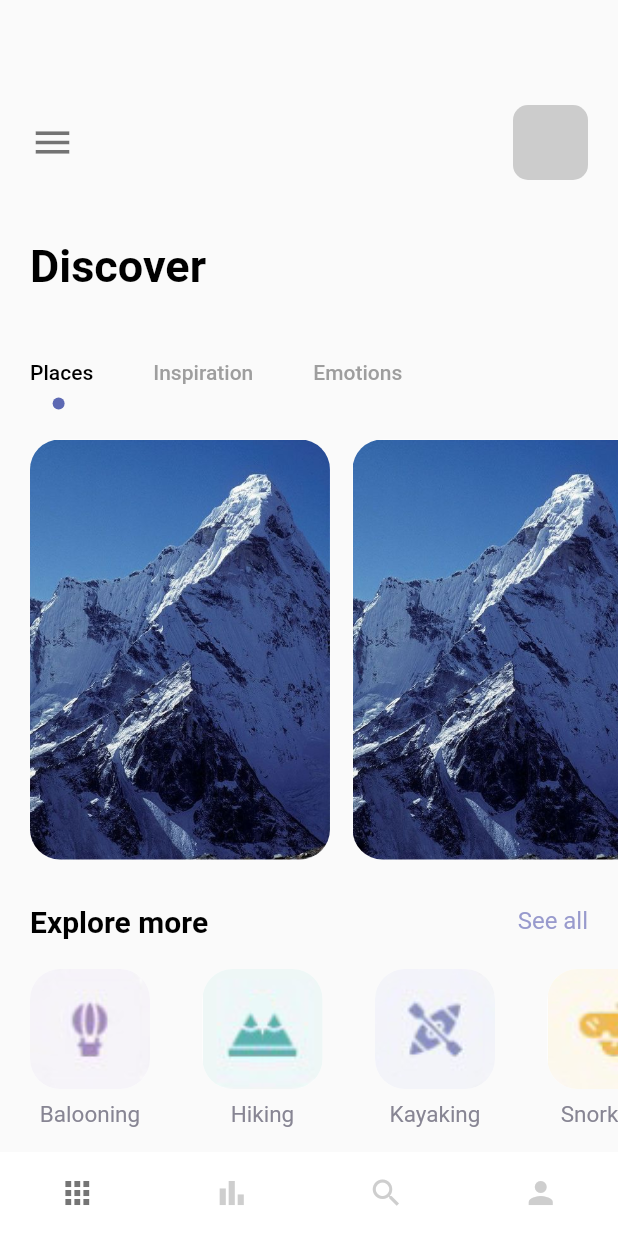
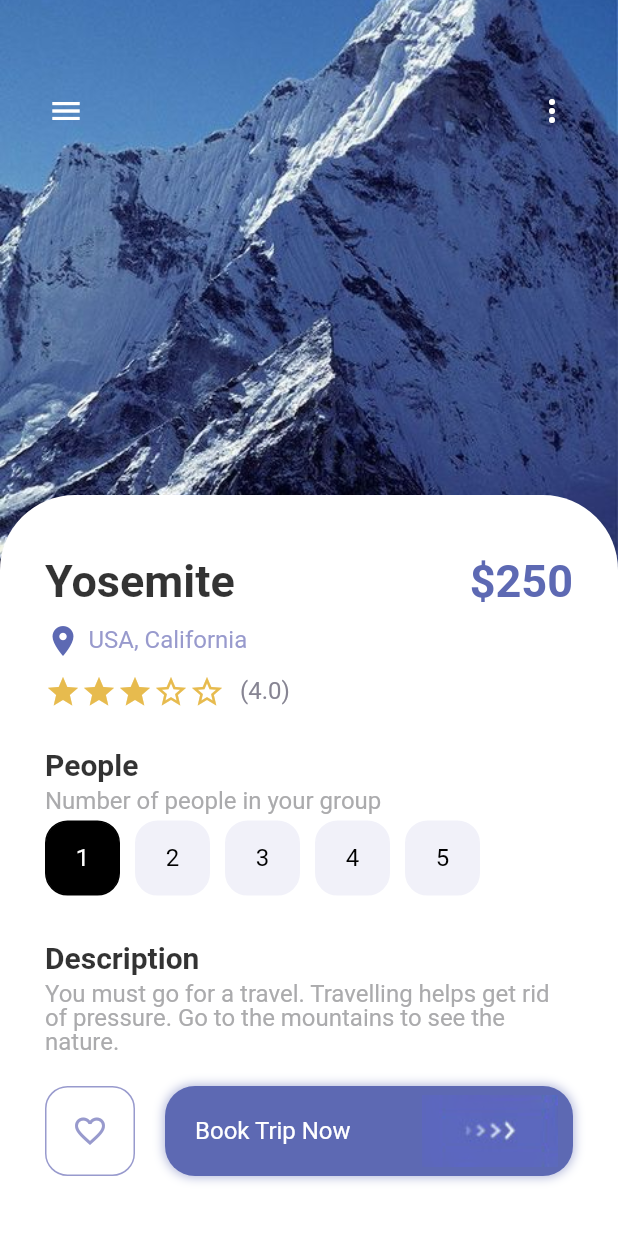
Before and after one commit to lazarobodevan/Travel-App, a Flutter app: the screen it shows after launch, on a phone screen of 412 x 824 dp. Run offline on Flutter 3.47's test engine with Material 2 defaults, Android fonts, the phone set to English and light mode, and no system bars.

Commit message:
Detail page done

```diff
--- a/lib/main.dart
+++ b/lib/main.dart
@@ -1,5 +1,6 @@
 import 'package:flutter/material.dart';
-import 'package:travel_app/pages/navpages/home_page.dart';
+import 'package:travel_app/pages/detail_page.dart';
+import 'package:travel_app/pages/home_page.dart';
 import 'package:travel_app/pages/welcome_page.dart';
 
 import 'pages/navpages/main_page.dart';
@@ -28,7 +29,7 @@ class MyApp extends StatelessWidget {
         // is not restarted.
         primarySwatch: Colors.blue,
       ),
-      home: const MainPage(),
+      home: const DetailPage(),
     );
   }
 }
--- /dev/null
+++ b/lib/pages/detail_page.dart
@@ -0,0 +1,191 @@
+import 'package:flutter/material.dart';
+import 'package:flutter/src/foundation/key.dart';
+import 'package:flutter/src/widgets/framework.dart';
+import 'package:travel_app/widgets/app_button.dart';
+import 'package:travel_app/widgets/app_large_text.dart';
+import 'package:travel_app/widgets/app_text.dart';
+import 'package:travel_app/widgets/responsive_button.dart';
+
+import '../misc/colors.dart';
+
+class DetailPage extends StatefulWidget {
+  const DetailPage({Key? key}) : super(key: key);
+
+  @override
+  State<DetailPage> createState() => _DetailPageState();
+}
+
+class _DetailPageState extends State<DetailPage> {
+  int gottenStars = 3;
+  int selectedIndex = 0;
+  @override
+  Widget build(BuildContext context) {
+    return Container(
+      width: double.maxFinite,
+      height: double.maxFinite,
+      child: Scaffold(
+          body: Stack(
+        children: [
+          Positioned(
+              left: 0,
+              right: 0,
+              child: Container(
+                width: double.maxFinite,
+                height: 390,
+                decoration: const BoxDecoration(
+                    image: DecorationImage(
+                        image: AssetImage("img/mountain.jpeg"),
+                        fit: BoxFit.cover)),
+              )),
+          Positioned(
+              child: Column(
+            mainAxisAlignment: MainAxisAlignment.start,
+            children: [
+              Container(
+                width: double.maxFinite,
+                margin: const EdgeInsets.only(top: 50, left: 20, right: 20),
+                child: Row(
+                  children: [
+                    IconButton(
+                      onPressed: () {},
+                      icon: Icon(Icons.menu),
+                      color: Colors.white,
+                    ),
+                    Expanded(child: Container()),
+                    IconButton(
+                      onPressed: () {},
+                      icon: Icon(Icons.more_vert),
+                      color: Colors.white,
+                    ),
+                  ],
+                ),
+              ),
+            ],
+          )),
+          Positioned(
+              top: 330,
+              child: Container(
+                padding: const EdgeInsets.only(left: 30, right: 30, top: 40),
+                width: MediaQuery.of(context).size.width,
+                height: MediaQuery.of(context).size.height,
+                decoration: const BoxDecoration(
+                    color: Colors.white,
+                    borderRadius: BorderRadius.only(
+                        topLeft: Radius.circular(50),
+                        topRight: Radius.circular(50))),
+                child: Column(
+                    crossAxisAlignment: CrossAxisAlignment.start,
+                    children: [
+                      Row(
+                        mainAxisAlignment: MainAxisAlignment.spaceBetween,
+                        children: [
+                          AppLargeText(
+                              text: "Yosemite",
+                              color: Colors.black54.withOpacity(0.8)),
+                          AppLargeText(
+                              text: "\$250", color: AppColors.mainColor)
+                        ],
+                      ),
+                      const SizedBox(height: 10),
+                      Row(
+                        children: [
+                          const Icon(Icons.location_on,
+                              color: AppColors.mainColor),
+                          const SizedBox(width: 5),
+                          AppText(
+                              text: "USA, California",
+                              color: AppColors.textColor1),
+                        ],
+                      ),
+                      const SizedBox(height: 10),
+                      Row(
+                        children: [
+                          Wrap(
+                            children: List.generate(5, (index) {
+                              return Icon(
+                                  index < gottenStars
+                                      ? Icons.star
+                                      : Icons.star_border,
+                                  color: AppColors.starColor);
+                            }),
+                          ),
+                          const SizedBox(width: 10),
+                          AppText(text: "(4.0)", color: AppColors.textColor2)
+                        ],
+                      ),
+                      const SizedBox(height: 25),
+                      AppLargeText(
+                        text: "People",
+                        color: Colors.black.withOpacity(0.8),
+                        size: 20,
+                      ),
+                      const SizedBox(height: 5),
+                      AppText(
+                        text: "Number of people in your group",
+                        color: AppColors.mainTextColor,
+                      ),
+                      const SizedBox(height: 5),
+                      Wrap(
+                        children: List.generate(5, (index) {
+                          return InkWell(
+                            onTap: () {
+                              setState(() {
+                                selectedIndex = index;
+                              });
+                            },
+                            child: Container(
+                              margin: const EdgeInsets.only(right: 10),
+                              child: AppButton(
+                                color: selectedIndex == index
+                                    ? Colors.white
+                                    : Colors.black,
+                                backgroundColor: selectedIndex == index
+                                    ? Colors.black
+                                    : AppColors.buttonBackground,
+                                borderColor: selectedIndex == index
+                                    ? Colors.black
+                                    : AppColors.buttonBackground,
+                                size: 50,
+                                text: (index + 1).toString(),
+                              ),
+                            ),
+                          );
+                        }),
+                      ),
+                      const SizedBox(height: 30),
+                      AppLargeText(
+                          text: "Description",
+                          color: Colors.black.withOpacity(0.8),
+                          size: 20),
+                      const SizedBox(height: 5),
+                      AppText(
+                          text:
+                              "You must go for a travel. Travelling helps get rid of pressure. Go to the mountains to see the nature.",
+                          color: AppColors.mainTextColor),
+                    ]),
+              )),
+          Positioned(
+              bottom: 40,
+              left: 30,
+              right: 30,
+              child: Row(
+                children: [
+                  AppButton(
+                    color: AppColors.textColor1,
+                    backgroundColor: Colors.white,
+                    borderColor: AppColors.textColor1,
+                    size: 60,
+                    isIcon: true,
+                    icon: Icons.favorite_border,
+                  ),
+                  const SizedBox(width: 20),
+                  ResponsiveButton(
+                    isResponsive: true,
+                  )
+                ],
+              ))
+        ],
+      )),
+    );
+  }
+}
--- a/lib/pages/navpages/main_page.dart
+++ b/lib/pages/navpages/main_page.dart
@@ -1,6 +1,6 @@
 import 'package:flutter/material.dart';
 import 'package:travel_app/pages/navpages/bar_item_page.dart';
-import 'package:travel_app/pages/navpages/home_page.dart';
+import 'package:travel_app/pages/home_page.dart';
 import 'package:travel_app/pages/navpages/my_page.dart';
 import 'package:travel_app/pages/navpages/search_page.dart';
 
--- /dev/null
+++ b/lib/widgets/app_button.dart
@@ -0,0 +1,47 @@
+import 'package:flutter/material.dart';
+import 'package:flutter/src/foundation/key.dart';
+import 'package:flutter/src/widgets/framework.dart';
+import 'package:travel_app/widgets/app_text.dart';
+
+import '../misc/colors.dart';
+
+class AppButton extends StatelessWidget {
+  final Color color;
+  final Color backgroundColor;
+  double size;
+  final Color borderColor;
+  String? text;
+  IconData? icon;
+  bool? isIcon;
+
+  AppButton(
+      {Key? key,
+      this.isIcon = false,
+      this.text = "hi",
+      this.icon,
+      required this.color,
+      required this.backgroundColor,
+      required this.borderColor,
+      required this.size})
+      : super(key: key);
+
+  @override
+  Widget build(BuildContext context) {
+    return Container(
+      width: size,
+      height: size,
+      decoration: BoxDecoration(
+          border: Border.all(color: borderColor, width: 1.0),
+          borderRadius: BorderRadius.circular(15),
+          color: backgroundColor),
+      child: isIcon == false
+          ? Center(child: AppText(text: text!, color: color))
+          : Center(
+              child: Icon(
+                icon,
+                color: color,
+              ),
+            ),
+    );
+  }
+}
--- a/lib/widgets/responsive_button.dart
+++ b/lib/widgets/responsive_button.dart
@@ -1,17 +1,19 @@
 import 'package:flutter/material.dart';
 import 'package:travel_app/misc/colors.dart';
+import 'package:travel_app/widgets/app_text.dart';
 
 class ResponsiveButton extends StatelessWidget {
   bool? isResponsive;
   double? width;
 
-  ResponsiveButton({Key? key, this.width, this.isResponsive = false})
+  ResponsiveButton({Key? key, this.width = 120, this.isResponsive = false})
       : super(key: key);
 
   @override
   Widget build(BuildContext context) {
-    return Container(
-      width: width,
+    return Flexible(
+      child: Container(
+        width: isResponsive == true ? double.maxFinite : width,
         height: 60,
         decoration: BoxDecoration(
             borderRadius: BorderRadius.circular(20),
@@ -22,11 +24,27 @@ class ResponsiveButton extends StatelessWidget {
                   spreadRadius: 0.5,
                   blurRadius: 5)
             ]),
-      child: Row(mainAxisAlignment: MainAxisAlignment.center, children: [
-        Image.asset(
+        child: Row(
+            mainAxisAlignment: isResponsive == true
+                ? MainAxisAlignment.spaceBetween
+                : MainAxisAlignment.center,
+            children: [
+              isResponsive == true
+                  ? Container(
+                      margin: const EdgeInsets.only(left: 20),
+                      child:
+                          AppText(text: "Book Trip Now", color: Colors.white))
+                  : Container(),
+              Container(
+                margin: isResponsive == true
+                    ? const EdgeInsets.only(right: 10)
+                    : null,
+                child: Image.asset(
                   "img/button-one.png",
+                ),
               )
             ]),
+      ),
     );
   }
 }
```
Also changed, not shown: lib/pages/home_page.dart (renamed from lib/pages/navpages/home_page.dart). Lines whose indentation alone changed are shown as unchanged.
